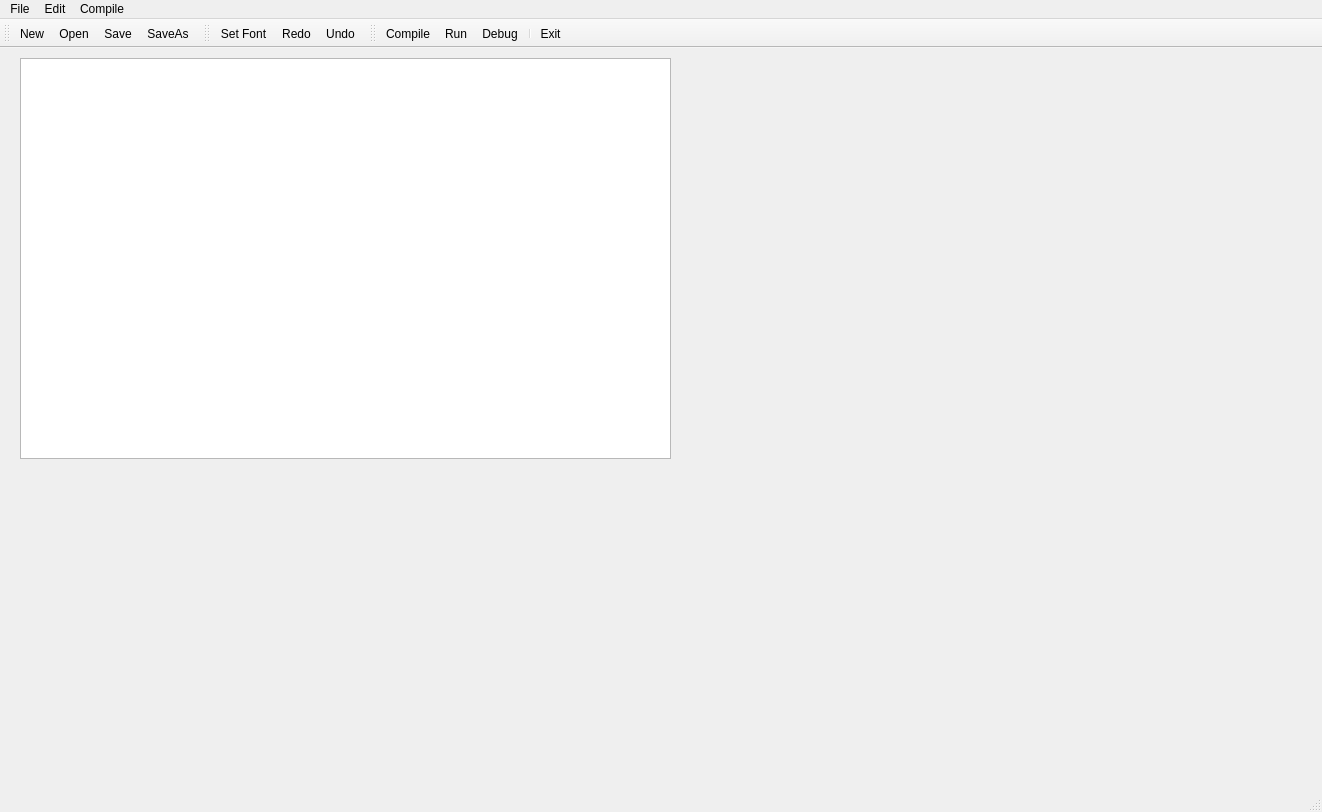
Qt form compiler.ui (polan233/compile-principle-final-project) before a commit.
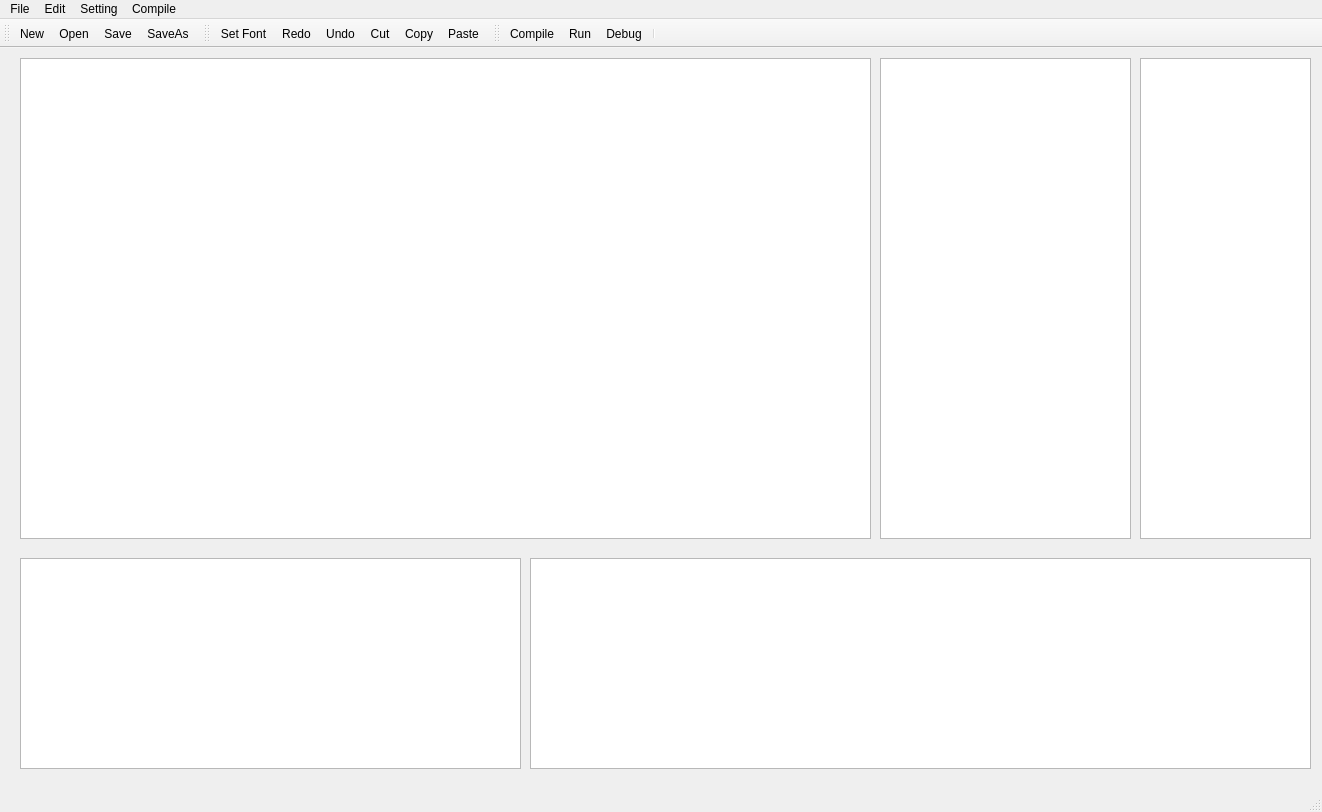
The same form after that commit. Icons and pictures are not drawn. Custom widgets are drawn as their Qt base class.

Diff of the .ui file:
```diff
--- a/compiler.ui
+++ b/compiler.ui
@@ -19,8 +19,48 @@
      <rect>
       <x>20</x>
       <y>10</y>
-      <width>651</width>
-      <height>401</height>
+      <width>851</width>
+      <height>481</height>
+     </rect>
+    </property>
+   </widget>
+   <widget class="QPlainTextEdit" name="pcode">
+    <property name="geometry">
+     <rect>
+      <x>880</x>
+      <y>10</y>
+      <width>251</width>
+      <height>481</height>
+     </rect>
+    </property>
+   </widget>
+   <widget class="QPlainTextEdit" name="stack">
+    <property name="geometry">
+     <rect>
+      <x>1140</x>
+      <y>10</y>
+      <width>171</width>
+      <height>481</height>
+     </rect>
+    </property>
+   </widget>
+   <widget class="QPlainTextEdit" name="log">
+    <property name="geometry">
+     <rect>
+      <x>20</x>
+      <y>510</y>
+      <width>501</width>
+      <height>211</height>
+     </rect>
+    </property>
+   </widget>
+   <widget class="QPlainTextEdit" name="table">
+    <property name="geometry">
+     <rect>
+      <x>530</x>
+      <y>510</y>
+      <width>781</width>
+      <height>211</height>
      </rect>
     </property>
    </widget>
@@ -62,8 +102,15 @@
     <addaction name="actionRun"/>
     <addaction name="actionDebug"/>
    </widget>
+   <widget class="QMenu" name="menuSetting">
+    <property name="title">
+     <string>Setting</string>
+    </property>
+    <addaction name="actionSet_Font"/>
+   </widget>
    <addaction name="menuFile"/>
    <addaction name="menuEdit"/>
+   <addaction name="menuSetting"/>
    <addaction name="menuRun"/>
   </widget>
   <widget class="QStatusBar" name="statusbar"/>
@@ -95,6 +142,9 @@
    <addaction name="actionSet_Font"/>
    <addaction name="actionRedo"/>
    <addaction name="actionUndo"/>
+   <addaction name="actionCut"/>
+   <addaction name="actionCopy"/>
+   <addaction name="actionPaste"/>
   </widget>
   <widget class="QToolBar" name="toolBar_3">
    <property name="windowTitle">
@@ -110,7 +160,6 @@
    <addaction name="actionRun"/>
    <addaction name="actionDebug"/>
    <addaction name="separator"/>
-   <addaction name="actionExit"/>
   </widget>
   <action name="actionNew">
    <property name="icon">
```
Left out of the diff: 64 changed lines with no effect on the pictures.
